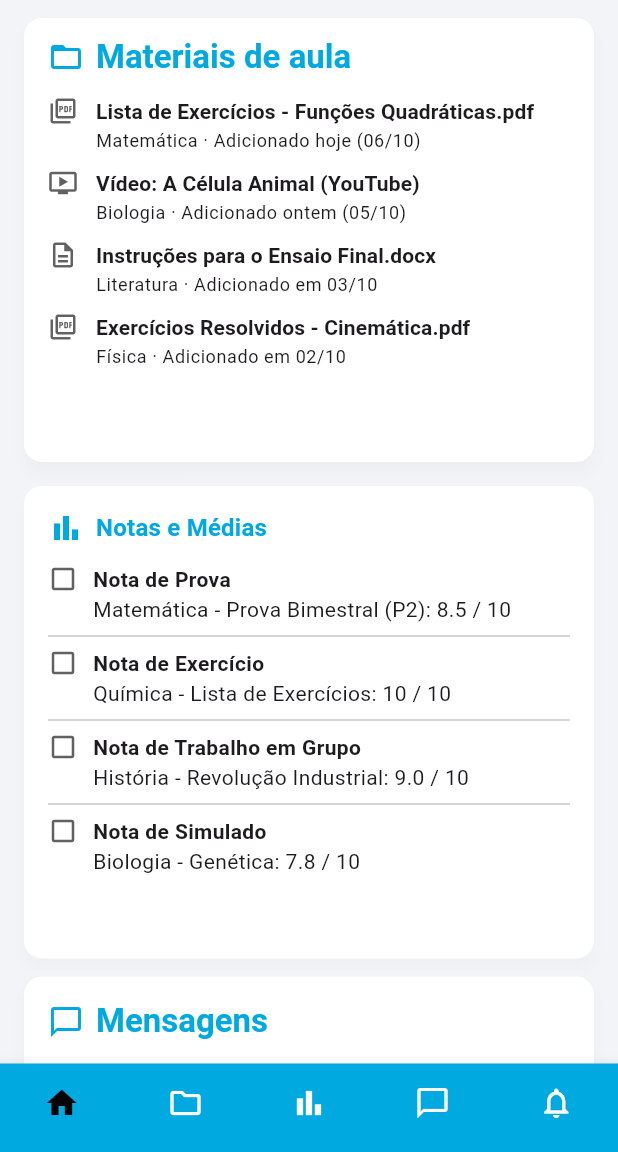
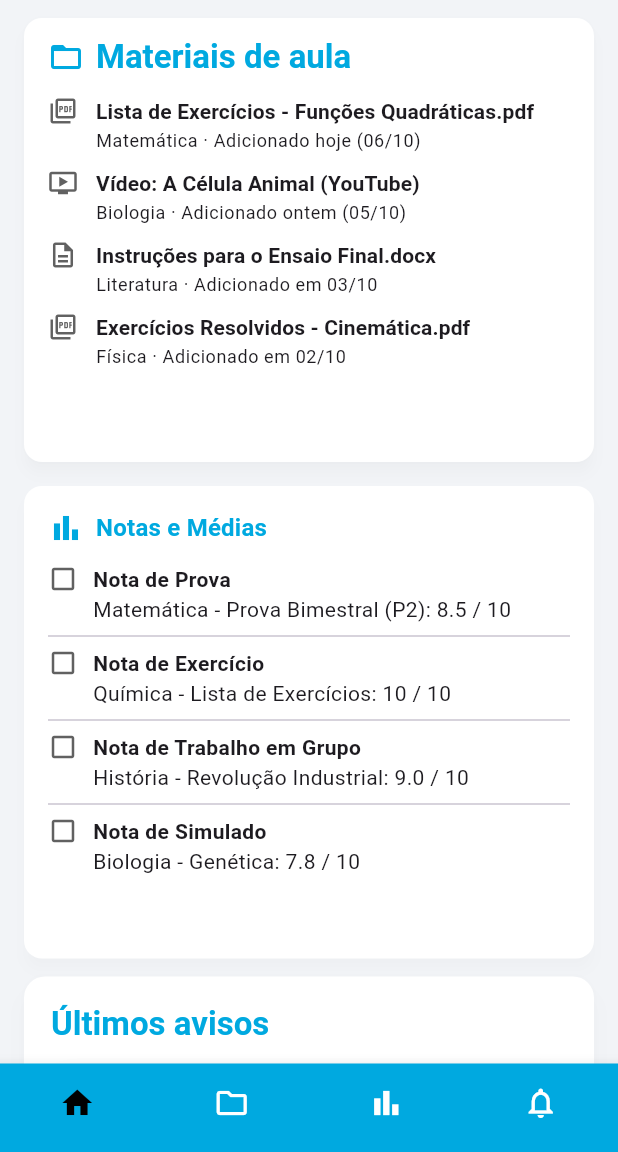
Before and after one commit to MingMatheus/PI_S4_sistema_de_professores_poliedro, a Flutter app: the HomeScreen screen opened directly, on a phone screen of 412 x 824 dp, the part 84-1236 px from its top. Run offline on Flutter 3.47's test engine with Material 3 defaults, Android fonts, the phone set to English and light mode, and no system bars; our stand-ins replace shared_preferences; accounts and stored records are empty.

Commit message:
Retirada da parte de mensagens, pagina e icone

```diff
--- a/frontend/lib/scr/telas/home/home_screen.dart
+++ b/frontend/lib/scr/telas/home/home_screen.dart
@@ -23,12 +23,12 @@ class _HomeScreenState extends State<HomeScreen> {
   Widget build(BuildContext context) {
     final isDesktop = MediaQuery.of(context).size.width >= 720;
 
+    // páginas (mensagens removida)
     final List<Widget> pages = [
-      const DesktopDashboardView(),
-      const Center(child: Text('Página de Materiais')),
-      const Center(child: Text('Página de Notas')),
-      const Center(child: Text('Página de Mensagens')),
-      const Center(child: Text('Página de Avisos')),
+      const DesktopDashboardView(),                    // 0 Início
+      const Center(child: Text('Página de Materiais')), // 1
+      const Center(child: Text('Página de Notas')),     // 2
+      const Center(child: Text('Página de Avisos')),    // 3
     ];
 
     if (isDesktop) {
@@ -44,19 +44,15 @@ class _HomeScreenState extends State<HomeScreen> {
 
   Scaffold _buildMobileLayout() {
     final List<Widget> mobileWidgetOptions = <Widget>[
-      const HomeDashboardView(),
-      const Center(child: Text('Página de Materiais')),
-      const Center(child: Text('Página de Notas')),
-      const Center(child: Text('Página de Mensagens')),
-      const Center(child: Text('Página de Avisos')),
+      const HomeDashboardView(),                         // 0
+      const Center(child: Text('Página de Materiais')),  // 1
+      const Center(child: Text('Página de Notas')),      // 2
+      const Center(child: Text('Página de Avisos')),     // 3
     ];
 
     return Scaffold(
       appBar: AppBar(
-        title: const Text(
-          'Portal Poliedro',
-          style: TextStyle(fontSize: 22),
-        ),
+        title: const Text('Portal Poliedro', style: TextStyle(fontSize: 22)),
         actions: [
           IconButton(
             iconSize: 30,
@@ -70,58 +66,31 @@ class _HomeScreenState extends State<HomeScreen> {
         ],
       ),
       body: mobileWidgetOptions[_selectedIndex],
-
-      // ──────────────── NAVBAR INFERIOR ────────────────
       bottomNavigationBar: BottomNavigationBar(
         type: BottomNavigationBarType.fixed,
         backgroundColor: poliedroBlue,
         elevation: 8,
         showSelectedLabels: false,
         showUnselectedLabels: false,
-
-        // cores gerais
-        selectedItemColor: Colors.black, // ícone ativo preto sólido
-        unselectedItemColor: Colors.white, // ícones inativos brancos
-
+        selectedItemColor: Colors.black,
+        unselectedItemColor: Colors.white,
         items: [
           BottomNavigationBarItem(
-            icon: Icon(
-              _selectedIndex == 0
-                  ? Icons.home // filled
-                  : Icons.home_outlined, // outline
-            ),
+            icon: Icon(_selectedIndex == 0 ? Icons.home : Icons.home_outlined),
             label: '',
           ),
           BottomNavigationBarItem(
-            icon: Icon(
-              _selectedIndex == 1
-                  ? Icons.folder // filled
-                  : Icons.folder_outlined,
-            ),
+            icon: Icon(_selectedIndex == 1 ? Icons.folder : Icons.folder_outlined),
             label: '',
           ),
           BottomNavigationBarItem(
-            icon: Icon(
-              _selectedIndex == 2
-                  ? Icons.bar_chart // filled
-                  : Icons.bar_chart_outlined,
-            ),
+            icon: Icon(_selectedIndex == 2 ? Icons.bar_chart : Icons.bar_chart_outlined),
             label: '',
           ),
           BottomNavigationBarItem(
-            icon: Icon(
-              _selectedIndex == 3
-                  ? Icons.chat_bubble // filled
-                  : Icons.chat_bubble_outline,
-            ),
-            label: '',
-          ),
-          BottomNavigationBarItem(
-            icon: Icon(
-              _selectedIndex == 4
-                  ? Icons.notifications // filled
-                  : Icons.notifications_none_outlined,
-            ),
+            icon: Icon(_selectedIndex == 3
+                ? Icons.notifications
+                : Icons.notifications_none_outlined),
             label: '',
           ),
         ],
--- a/frontend/lib/scr/widgets/dashboard/mensagens_card.dart
+++ b/frontend/lib/scr/widgets/dashboard/mensagens_card.dart
@@ -1,4 +1,3 @@
-// telas/home/widgets/dashboard/mensagens_card.dart
 import 'package:flutter/material.dart';
 import '../../constants/app_colors.dart';
 
@@ -26,8 +25,8 @@ class MensagensCard extends StatelessWidget {
 
     final w = MediaQuery.sizeOf(context).width;
 
-    // 👉 até 1550px mostra só 2 pra não ficar apertado
-    final maxItens = w < 1550 ? 2 : 3;
+    // 👉 Até ~1700px continua exibindo só 2 mensagens
+    final maxItens = w < 1700 ? 2 : 3;
     final mensagens = todas.take(maxItens).toList();
 
     return SizedBox(
@@ -42,18 +41,13 @@ class MensagensCard extends StatelessWidget {
           child: Column(
             crossAxisAlignment: CrossAxisAlignment.start,
             children: [
-              Row(
-                children: [
-                  const Icon(Icons.chat_bubble_outline, color: poliedroBlue),
-                  const SizedBox(width: 8),
-                  Text('Mensagens', style: titleStyle),
-                ],
-              ),
+              // ✅ Sem ícone
+              Text('Mensagens', style: titleStyle),
               const SizedBox(height: 12),
 
               Flexible(
                 child: ListView.separated(
-                  padding: const EdgeInsets.only(bottom: 12), // 👈 folga no rodapé
+                  padding: const EdgeInsets.only(bottom: 12),
                   physics: const ClampingScrollPhysics(),
                   itemCount: mensagens.length,
                   separatorBuilder: (_, __) => const Divider(height: 20),
--- a/frontend/lib/scr/widgets/home_dashboard_view.dart
+++ b/frontend/lib/scr/widgets/home_dashboard_view.dart
@@ -1,22 +1,19 @@
 import 'package:flutter/material.dart';
 import 'dashboard/materiais_card.dart';
 import 'dashboard/notas_card.dart';
-import 'dashboard/mensagens_card.dart';
 import 'dashboard/avisos_card.dart';
 
-/// Dashboard MOBILE
-/// Ordem dos cards:
+/// Dashboard MOBILE (Mensagens removido)
 /// 1) Materiais de aula
 /// 2) Notas e Médias
-/// 3) Mensagens
-/// 4) Últimos avisos
+/// 3) Últimos avisos
 class HomeDashboardView extends StatelessWidget {
   const HomeDashboardView({super.key});
 
   @override
   Widget build(BuildContext context) {
     return Container(
-      color: const Color(0xFFF2F4F7), // fundo clarinho igual ao mock
+      color: const Color(0xFFF2F4F7),
       child: SafeArea(
         top: false,
         child: SingleChildScrollView(
@@ -27,13 +24,8 @@ class HomeDashboardView extends StatelessWidget {
             children: const [
               MateriaisCard(),
               SizedBox(height: 12),
-
               NotasCard(),
               SizedBox(height: 12),
-
-              MensagensCard(),
-              SizedBox(height: 12),
-
               AvisosCard(),
             ],
           ),
```
Also changed, not shown: frontend/lib/scr/widgets/desktop_dashboard_view.dart (+17 -22 lines), frontend/lib/scr/widgets/main_layout.dart (+8 -20 lines).
